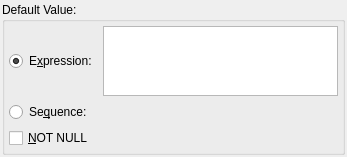
Old version of the form libpgmodeler_ui/ui/columnwidget.ui in the repository pgmodeler/pgmodeler.
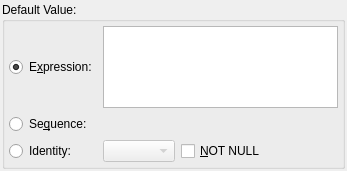
New version of the form.

Commit message:
Added support to identity columns (PostgreSQL 10) (issue #1077).
Pending the integration of that feature with reverse engineering and
diff

What changed in the file:
```diff
--- a/libpgmodeler_ui/ui/columnwidget.ui
+++ b/libpgmodeler_ui/ui/columnwidget.ui
@@ -7,7 +7,7 @@
     <x>0</x>
     <y>0</y>
     <width>347</width>
-    <height>124</height>
+    <height>171</height>
    </rect>
   </property>
   <layout class="QGridLayout" name="column_grid">
@@ -44,6 +44,20 @@
       <property name="bottomMargin">
        <number>4</number>
       </property>
+      <item row="2" column="1">
+       <widget class="QComboBox" name="identity_type_cmb">
+        <property name="enabled">
+         <bool>false</bool>
+        </property>
+       </widget>
+      </item>
+      <item row="2" column="0">
+       <widget class="QRadioButton" name="identity_rb">
+        <property name="text">
+         <string>Identity:</string>
+        </property>
+       </widget>
+      </item>
       <item row="0" column="0">
        <widget class="QRadioButton" name="expression_rb">
         <property name="text">
@@ -54,10 +68,17 @@
         </property>
        </widget>
       </item>
-      <item row="2" column="0" colspan="2">
+      <item row="1" column="0">
+       <widget class="QRadioButton" name="sequence_rb">
+        <property name="text">
+         <string>Se&amp;quence:</string>
+        </property>
+       </widget>
+      </item>
+      <item row="2" column="2">
        <widget class="QCheckBox" name="notnull_chk">
         <property name="sizePolicy">
-         <sizepolicy hsizetype="Fixed" vsizetype="Fixed">
+         <sizepolicy hsizetype="Expanding" vsizetype="Fixed">
           <horstretch>0</horstretch>
           <verstretch>0</verstretch>
          </sizepolicy>
@@ -67,14 +88,7 @@
         </property>
        </widget>
       </item>
-      <item row="1" column="0">
-       <widget class="QRadioButton" name="sequence_rb">
-        <property name="text">
-         <string>Se&amp;quence:</string>
-        </property>
-       </widget>
-      </item>
-      <item row="0" column="1">
+      <item row="0" column="1" colspan="2">
        <widget class="QPlainTextEdit" name="def_value_txt">
         <property name="maximumSize">
          <size>
```
Left out of the diff: 1 changed line with no effect on the pictures. The commit also changes 15 other files.
